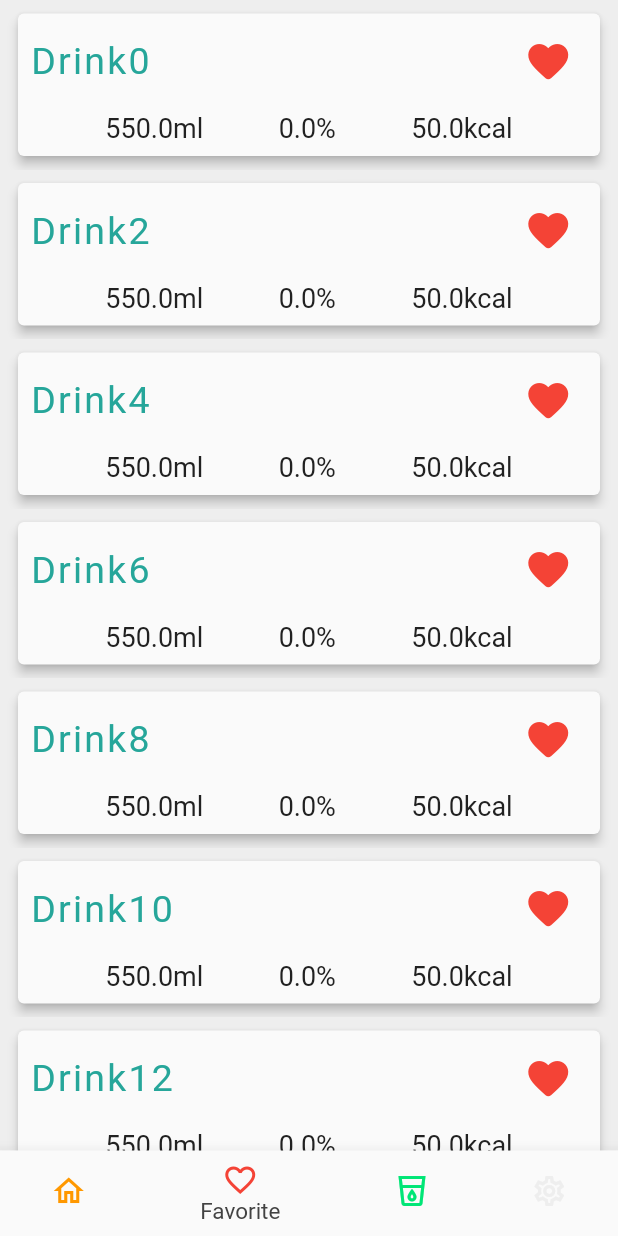
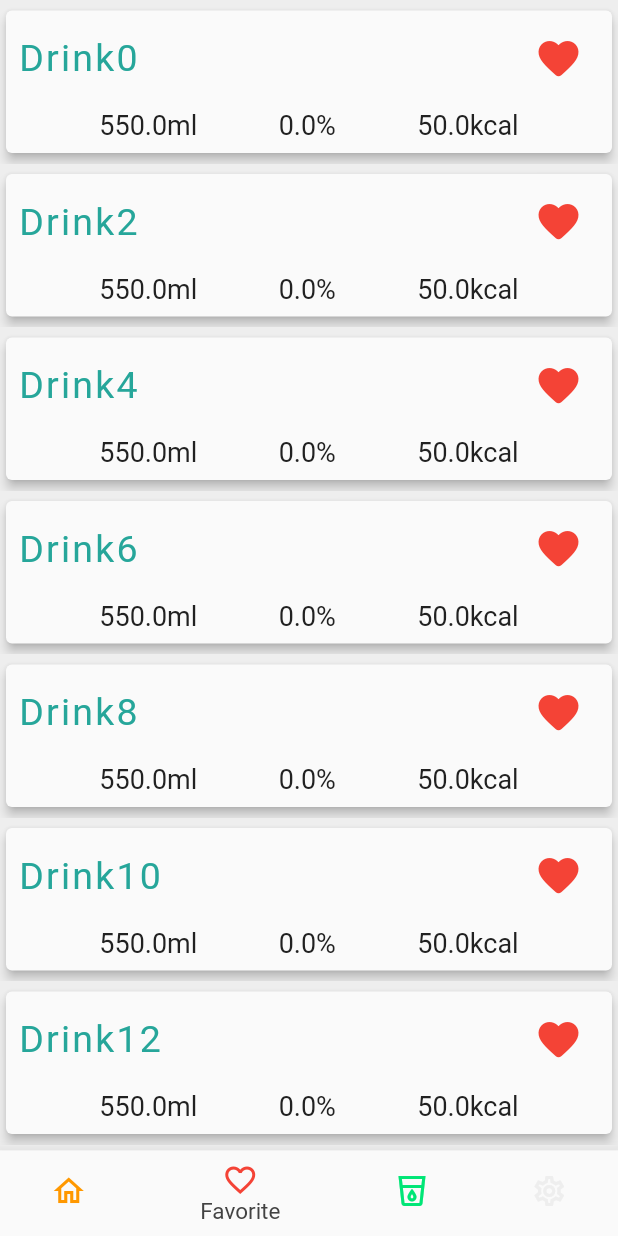
Before and after one commit to Warlord3/Bartender, a Flutter app: the screen it shows after launch, item 2 of the bottom bar chosen, on a phone screen of 412 x 824 dp. Run offline on Flutter 3.47's test engine with Material 2 defaults, Android fonts, the phone set to English and light mode, and no system bars; our stand-ins replace shared_preferences; network calls fail.

Commit message:
Change Padding

```diff
--- a/App/lib/GlobalWidgets/DrinkListView.dart
+++ b/App/lib/GlobalWidgets/DrinkListView.dart
@@ -25,7 +25,7 @@ class DrinkListview extends StatelessWidget {
         itemBuilder: (context, index, animation) {
           return Dismissible(
             background: Padding(
-              padding: const EdgeInsets.symmetric(vertical: 8.0),
+              padding: const EdgeInsets.symmetric(vertical: 0.0),
               child: Container(
                 color: Colors.red,
                 child: Icon(Icons.delete_outline),
@@ -79,8 +79,8 @@ class _ListTileState extends State<ListTile> {
       sizeFactor: widget.animation,
       child: Padding(
         padding: const EdgeInsets.symmetric(
-          horizontal: 8,
-          vertical: 5,
+          horizontal: 0,
+          vertical: 3,
         ),
         child: Card(
           elevation: 3,
```
